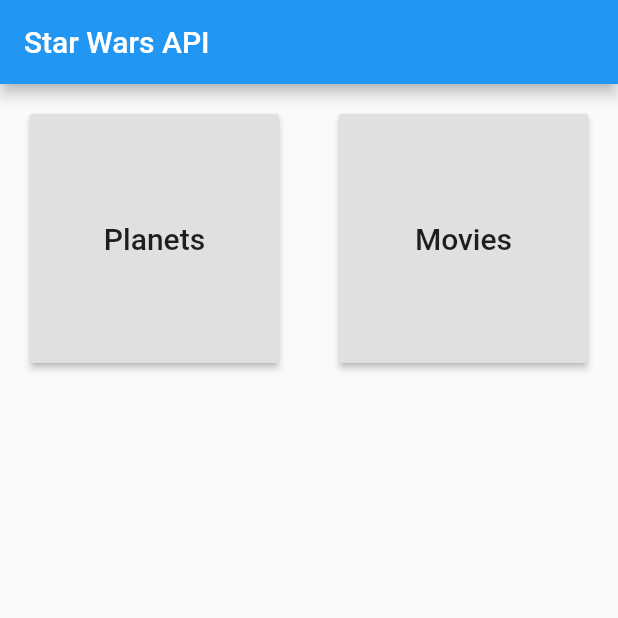
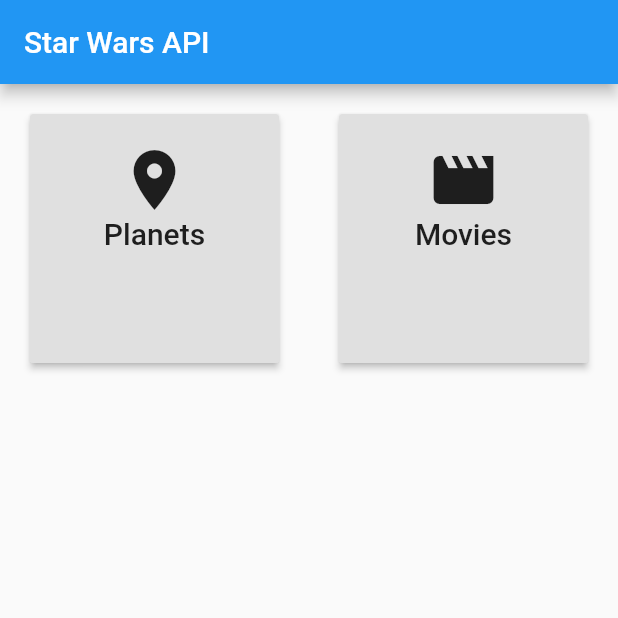
Before and after one commit to chrisbenseler/flutter_starwars, a Flutter app: the screen it shows after launch, on a phone screen of 412 x 824 dp, the top half of it. Run offline on Flutter 3.47's test engine with Material 2 defaults, Android fonts, the phone set to English and light mode, and no system bars.

Commit message:
feat: icons

```diff
--- a/lib/screens/home/home_page.dart
+++ b/lib/screens/home/home_page.dart
@@ -3,10 +3,19 @@ import 'package:flutter/material.dart';
 class Home extends StatelessWidget {
   const Home({Key key}) : super(key: key);
 
-  RaisedButton _raisedButton(String label, String url, context) {
-    return new RaisedButton(
-      child: new Text(label, style: TextStyle(fontSize: 20.0)),
-      onPressed: () => Navigator.of(context).pushNamed(url),
+  Container _menuItem(String label, String url, Icon icon, context) {
+    return new Container(
+        padding: EdgeInsets.all(20.0),
+        child: new RaisedButton(
+        child: new Column(
+          children: <Widget>[
+            new Padding(padding: EdgeInsets.all(10.0),),
+            icon,
+            new Text(label, style: TextStyle(fontSize: 20.0))
+          ],
+        ),
+        onPressed: () => Navigator.of(context).pushNamed(url),
+      )
     );
   }
 
@@ -20,14 +29,8 @@ class Home extends StatelessWidget {
         body: GridView.count(
           crossAxisCount: 2,
           children: <Widget>[
-            Container(
-              padding: EdgeInsets.all(20.0),
-              child: _raisedButton('Planets', '/planets', context),
-            ),
-            Container(
-              padding: EdgeInsets.all(20.0),
-              child: _raisedButton('Movies', '/movies', context),
-            )
+            _menuItem('Planets', '/planets', new Icon(Icons.location_on, size: 48.0,), context),
+            _menuItem('Movies', '/movies', new Icon(Icons.movie, size: 48.0,), context),
           ],
         )
       )
```
Also changed, not shown: pubspec.lock.
